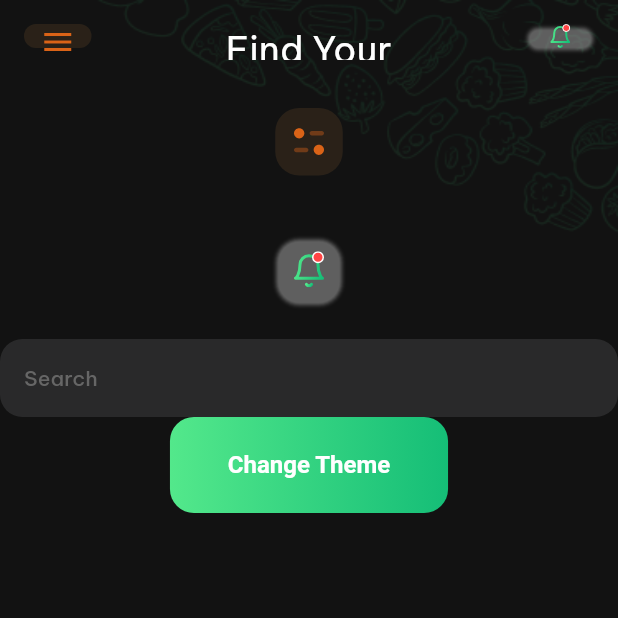
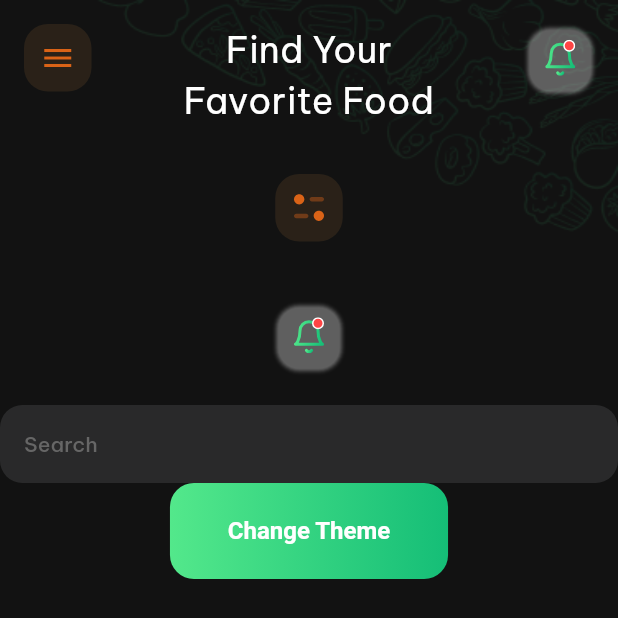
Before and after one commit to quocbao238/NinjaFood_Theme, a Flutter app: the screen it shows after launch, on a phone screen of 412 x 824 dp. Shown: the top 618 px of the screen. Run offline on Flutter 3.47's test engine with Material 2 defaults, Android fonts, the phone set to English and light mode, and no system bars; our stand-ins replace equatable, flutter_spinkit, flutter_svg, google_fonts.

Commit message:
Remove height appbar

```diff
--- a/lib/src/app_widgets/app_scaffold_background.dart
+++ b/lib/src/app_widgets/app_scaffold_background.dart
@@ -39,9 +39,7 @@ class AppScaffoldBackgroundImage extends AppScaffold {
                         mainAxisAlignment: MainAxisAlignment.start,
                         children: [
                           appBarWidget != null
-                              ? SizedBox(
-                              height: kToolbarHeight,
-                              child: appBarWidget!)
+                              ? appBarWidget!
                               : AppButtonBack(onPressed: onPressBackButton),
                           Expanded(child: body)
                         ]),
```
